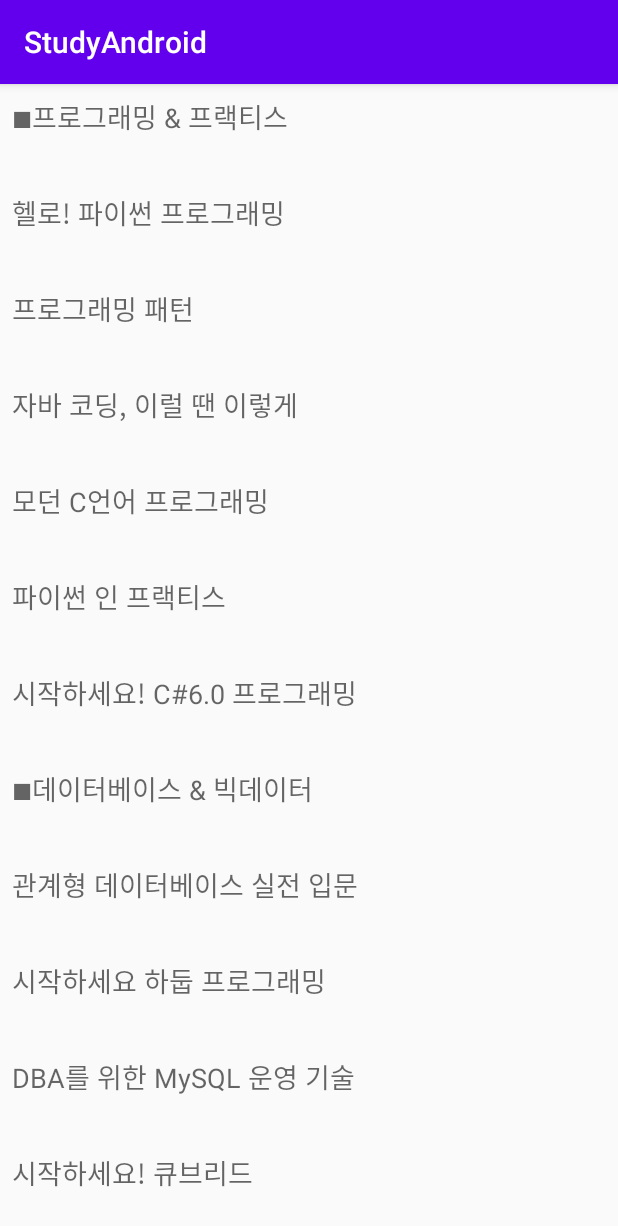
After one commit to Dokyeongyun/AndroidStudio, an Android app: the SimpleRecyclerView_MainActivity screen opened directly, with no data from a screen before it, on a phone screen of 412 x 824 dp. The commit adds this screen. Shown: the top 1226 px of the screen. Run offline under Robolectric (Android 15) with nearby library versions, the phone set to English and light mode, and no system bars.

Commit message:
[ Support Library ] v7 Support Library의 RecyclerView의 기본 사용법(Adapter, LayoutManager, ViewHolder)

```diff
--- a/app/build.gradle
+++ b/app/build.gradle
@@ -36,6 +36,6 @@ dependencies {
 
     debugImplementation 'com.facebook.stetho:stetho:1.4.1'
     implementation 'com.android.support:support-v4:28.0.0'
-    compile 'com.android.support:design:23.3.0'
+    implementation 'com.android.support:design:23.3.0'
 
 }
--- a/app/src/main/AndroidManifest.xml
+++ b/app/src/main/AndroidManifest.xml
@@ -5,7 +5,7 @@
     <uses-permission android:name="android.permission.ACCESS_NETWORK_STATE" />
     <uses-permission android:name="android.permission.READ_EXTERNAL_STORAGE" />
     <uses-permission android:name="android.permission.WAKE_LOCK" />
-    <uses-permission android:name="android.permission.VIBRATE"/>
+    <uses-permission android:name="android.permission.VIBRATE" />
 
     <application
         android:allowBackup="true"
@@ -14,7 +14,9 @@
         android:roundIcon="@mipmap/ic_launcher_round"
         android:supportsRtl="true"
         android:theme="@style/AppTheme">
-        <activity android:name=".No7_SupportLibrary.NotificationCompat.NotificationCompat_MainActivity"></activity>
+        <activity android:name=".No7_SupportLibrary.RecyclerView.SimpleRecyclerView.SimpleRecyclerView_MainActivity"></activity>
+        <activity android:name=".No7_SupportLibrary.RecyclerView.RecyclerView_MainActivity" />
+        <activity android:name=".No7_SupportLibrary.NotificationCompat.NotificationCompat_MainActivity" />
         <activity android:name=".No6_Service.IntentService.IntentService_MainActivity" />
 
         <service
--- /dev/null
+++ b/app/src/main/java/com/example/studyandroid/No7_SupportLibrary/RecyclerView/DummyDataGenerator.java
@@ -0,0 +1,67 @@
+package com.example.studyandroid.No7_SupportLibrary.RecyclerView;
+
+import java.util.ArrayList;
+import java.util.List;
+
+public class DummyDataGenerator {
+    public static List<String> generateStringListData() {
+        ArrayList<String> list = new ArrayList<>();
+        list.add("■프로그래밍 & 프랙티스 ");
+        list.add("헬로! 파이썬 프로그래밍");
+        list.add("프로그래밍 패턴");
+        list.add("자바 코딩, 이럴 땐 이렇게");
+        list.add("모던 C언어 프로그래밍");
+        list.add("파이썬 인 프랙티스");
+        list.add("시작하세요! C#6.0 프로그래밍");
+        list.add("■데이터베이스 & 빅데이터 ");
+        list.add("관계형 데이터베이스 실전 입문");
+        list.add("시작하세요 하둡 프로그래밍");
+        list.add("DBA를 위한 MySQL 운영 기술");
+        list.add("시작하세요! 큐브리드");
+        list.add("시작하세요 엘라스틱서치");
+        list.add("시작하세요 하둡 프로그래밍");
+        list.add("데이터는 언제나 옳다");
+        list.add("하둡 인 프랙티스");
+        list.add("■모바일 & 게임 개발 ");
+        list.add("아이폰 앱 개발 교과서");
+        list.add("사물 인터넷을 위한 자바");
+        list.add("시작하세요 앱 인벤터2");
+        list.add("라즈베리파이로 구현하는 사물 인터넷 프로젝트");
+        list.add("임베디드의 모든 것");
+        list.add("시작하세요! iOS6 프로그래밍");
+        list.add("모바일 앱 광고 활용 가이드");
+        list.add("안드로이드 NDK 네이티브 프로그래밍");
+        list.add("오브젝티브C 핸드북");
+        list.add("시작하세요 아이폰 프로그래밍");
+        list.add("안드로이드 레시피");
+        list.add("실전! 하이브리드 앱 개발을 위한 폰갭 프로그래밍");
+        list.add("시작하세요! 티타늄을 활용한 스마트폰 앱 개발");
+        list.add("시작하세요 앱 인벤터");
+        list.add("엔터프라이즈 아이폰 & 아이패트 관리자 가이드");
+        list.add("시작하세요 아이폰 4 프로그래밍 ");
+        list.add("빠르게 활용하는 모바일 데이터베이스 SQLite3");
+        list.add("강행돌파! 아이폰 & 아이패드 프로그래밍");
+        list.add("시작하세요! 플래시 안드로이드 프로그래밍");
+        list.add("자율학습 안드로이드 프로그래밍");
+        list.add("인사이드 안드로이드");
+        list.add("시작하세요! 아이패드 프로그래밍");
+        list.add("More 아이폰 프로그래밍");
+        list.add("플래시 ON 디바이스");
+        list.add("유니티 게임 이펙트 입문");
+        list.add("유니티 UI 디자인 교과서");
+        list.add("핵심강좌! 유니티5");
+        list.add("절대강좌 유니티");
+        list.add("유니티5 게임제작 가이드");
+        list.add("유니티와 C#으로 배우는 게임 개발 교과서");
+        list.add("따라하며 배우는 NGUI 유니티 2D 게임 프로그래밍");
+        list.add("시작하세요! Cocos2d-x 3.0 프로그래밍");
+        list.add("따라하며 배우는 유니티 3D 입문");
+        list.add("게임 디자인 워크숍");
+        list.add("온라인 게임을 지탱하는 기술");
+        list.add("시작하세요! 안드로이드 게임 프로그래밍");
+        list.add("시작하세요! cocos2d 아이폰 프로그래밍");
+        list.add("시작하세요 Unity3D 게임 프로그래밍");
+        return list;
+    }
+
+}
--- /dev/null
+++ b/app/src/main/java/com/example/studyandroid/No7_SupportLibrary/RecyclerView/SimpleRecyclerView/SimpleRecyclerView_MainActivity.java
@@ -0,0 +1,48 @@
+package com.example.studyandroid.No7_SupportLibrary.RecyclerView.SimpleRecyclerView;
+
+import androidx.appcompat.app.AppCompatActivity;
+import androidx.recyclerview.widget.LinearLayoutManager;
+import androidx.recyclerview.widget.RecyclerView;
+
+import android.os.Bundle;
+import android.view.View;
+import android.widget.Toast;
+
+import com.example.studyandroid.No7_SupportLibrary.RecyclerView.DummyDataGenerator;
+import com.example.studyandroid.R;
+
+public class SimpleRecyclerView_MainActivity extends AppCompatActivity {
+
+    private RecyclerView recyclerView;
+    private SimpleStringAdapter simpleStringAdapter;
+    private LinearLayoutManager layoutManager;
+
+    @Override
+    protected void onCreate(Bundle savedInstanceState) {
+        super.onCreate(savedInstanceState);
+        setContentView(R.layout.activity_simple_recycler_view__main);
+        setupRecyclerView();
+
+    }
+
+    private void setupRecyclerView() {
+        recyclerView = findViewById(R.id.simpleRecyclerView);
+
+        // recyclerView 의 크기가 변하지 않는 경우, setHasFixedSize(true) 옵션을 설정하면 성능이 개선됨
+        recyclerView.setHasFixedSize(true);
+
+        layoutManager = new LinearLayoutManager(this);
+        recyclerView.setLayoutManager(layoutManager);
+
+        // Adapter 설정
+        simpleStringAdapter = new SimpleStringAdapter(DummyDataGenerator.generateStringListData());
+        simpleStringAdapter.setOnItemViewClickListener(new View.OnClickListener() {
+            @Override
+            public void onClick(View v) {
+                Toast.makeText(SimpleRecyclerView_MainActivity.this, "Position: " + recyclerView.getChildAdapterPosition(v) + "가 클릭되었습니다.", Toast.LENGTH_SHORT).show();
+            }
+        });
+
+        recyclerView.setAdapter(simpleStringAdapter);
+    }
+}
--- /dev/null
+++ b/app/src/main/java/com/example/studyandroid/No7_SupportLibrary/RecyclerView/SimpleRecyclerView/SimpleStringAdapter.java
@@ -0,0 +1,75 @@
+package com.example.studyandroid.No7_SupportLibrary.RecyclerView.SimpleRecyclerView;
+
+import android.view.LayoutInflater;
+import android.view.View;
+import android.view.ViewGroup;
+import android.widget.TextView;
+
+import androidx.annotation.NonNull;
+import androidx.recyclerview.widget.RecyclerView;
+
+import com.example.studyandroid.R;
+
+import java.util.List;
+
+// RecyclerView.Adapter 를 상속한 Adapter 를 정의
+public class SimpleStringAdapter extends RecyclerView.Adapter<SimpleStringAdapter.ViewHolder> {
+
+    List<String> dataset;
+    private View.OnClickListener onItemViewClickListener;
+
+    // Adapter 내에 ViewHolder 클래스를 정의 ( RecyclerView.ViewHolder 를 상속 )
+    public static class ViewHolder extends RecyclerView.ViewHolder {
+        public final TextView textView;
+
+        public ViewHolder(@NonNull View itemView) {
+            super(itemView);
+            textView = itemView.findViewById(R.id.simpleTextView);
+        }
+    }
+
+
+    // 생성자로 데이터 넘겨주기
+    public SimpleStringAdapter(List<String> myDataset) {
+        dataset = myDataset;
+    }
+
+    // 클릭 리스너 정의
+    public void setOnItemViewClickListener(View.OnClickListener onItemViewClickListener) {
+        this.onItemViewClickListener = onItemViewClickListener;
+    }
+
+
+    // View 를 inflate 하고 ViewHolder 를 정의
+    @NonNull
+    @Override
+    public SimpleStringAdapter.ViewHolder onCreateViewHolder(@NonNull ViewGroup parent, int viewType) {
+
+        // 새로운 View 만들기
+        View v = LayoutInflater.from(parent.getContext()).inflate(R.layout.simple_row, parent, false);
+
+        // 새로 만든 View 에 클릭 리스너 지정
+        if(onItemViewClickListener!=null){
+            v.setOnClickListener(onItemViewClickListener);
+        }
+
+        // 사용하지 않는 레이아웃 ViewHolder 에 저장
+        ViewHolder vh = new ViewHolder(v);
+        return vh;
+    }
+
+    // View 에 들어갈 데이터를 변경 -> ViewHolder 에 데이터를 설정
+    @Override
+    public void onBindViewHolder(@NonNull SimpleStringAdapter.ViewHolder holder, int position) {
+        // dataset 에서 설정할 데이터 가져오기
+        String text = dataset.get(position);
+
+        // ViewHolder 의 데이터 변경
+        holder.textView.setText(text);
+    }
+
+    @Override
+    public int getItemCount() {
+        return dataset.size();
+    }
+}
--- a/app/src/main/java/com/example/studyandroid/StartActivity.java
+++ b/app/src/main/java/com/example/studyandroid/StartActivity.java
@@ -19,6 +19,7 @@ import com.example.studyandroid.No5_BroadcastReceiver.WakefulBroadcastReceiver.W
 import com.example.studyandroid.No6_Service.IntentService.IntentService_MainActivity;
 import com.example.studyandroid.No6_Service.MusicPlayerService.MusicPlayerService_MainActivity;
 import com.example.studyandroid.No7_SupportLibrary.NotificationCompat.NotificationCompat_MainActivity;
+import com.example.studyandroid.No7_SupportLibrary.RecyclerView.SimpleRecyclerView.SimpleRecyclerView_MainActivity;
 
 public class StartActivity extends AppCompatActivity {
 
@@ -84,6 +85,10 @@ public class StartActivity extends AppCompatActivity {
                 intent = new Intent(this, NotificationCompat_MainActivity.class);
                 startActivity(intent);
                 break;
+            case R.id.no7_simpleRecyclerView:
+                intent = new Intent(this, SimpleRecyclerView_MainActivity.class);
+                startActivity(intent);
+                break;
         }
     }
 }
--- /dev/null
+++ b/app/src/main/res/layout/activity_simple_recycler_view__main.xml
@@ -0,0 +1,8 @@
+<?xml version="1.0" encoding="utf-8"?>
+<androidx.recyclerview.widget.RecyclerView
+    xmlns:android="http://schemas.android.com/apk/res/android"
+    xmlns:app="http://schemas.android.com/apk/res-auto"
+    android:id="@+id/simpleRecyclerView"
+    android:layout_width="match_parent"
+    android:layout_height="match_parent"
+    app:layoutManager="androidx.recyclerview.widget.LinearLayoutManager"/>
--- /dev/null
+++ b/app/src/main/res/layout/simple_row.xml
@@ -0,0 +1,14 @@
+<?xml version="1.0" encoding="utf-8"?>
+<LinearLayout xmlns:android="http://schemas.android.com/apk/res/android"
+    android:layout_width="match_parent"
+    android:layout_height="64dp"
+    android:orientation="vertical"
+    android:padding="8dp">
+
+    <TextView
+        android:id="@+id/simpleTextView"
+        android:layout_width="wrap_content"
+        android:layout_height="wrap_content"
+        android:text="TextView"
+        android:textAppearance="@style/TextAppearance.AppCompat.Medium" />
+</LinearLayout>
```
Also changed, not shown: app/src/main/java/com/example/studyandroid/No7_SupportLibrary/RecyclerView/RecyclerView_MainActivity.java (added, +59 -0 lines), app/src/main/res/layout/activity_recycler_view__main.xml (added, +9 -0 lines), app/src/main/res/layout/activity_start.xml (+8 -0 lines).
